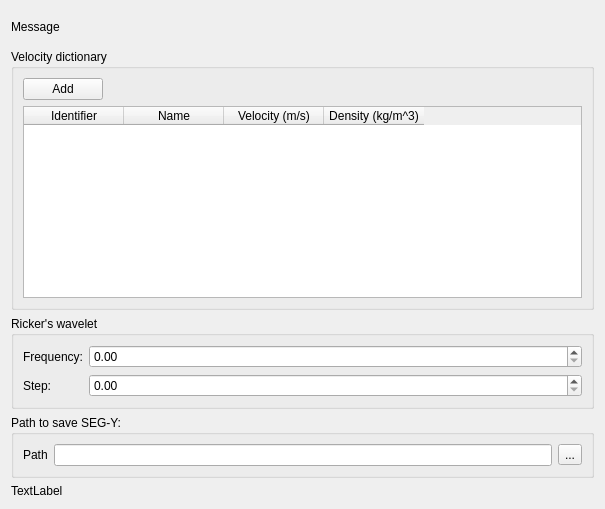
This is console/ProcessingPage.ui in feliperails/syntheticseis as Qt 5 draws it before an edit. The edited form follows.
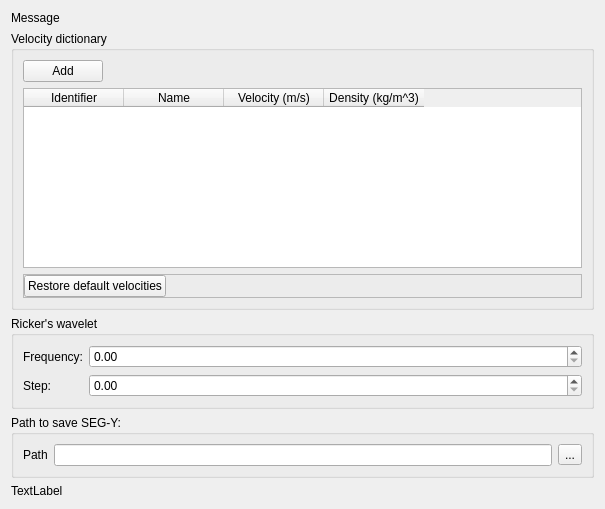
This is the edited form.

What changed in the file:
```diff
--- a/console/ProcessingPage.ui
+++ b/console/ProcessingPage.ui
@@ -84,6 +84,50 @@
         </column>
        </widget>
       </item>
+      <item>
+       <widget class="QFrame" name="frame">
+        <property name="frameShape">
+         <enum>QFrame::StyledPanel</enum>
+        </property>
+        <property name="frameShadow">
+         <enum>QFrame::Raised</enum>
+        </property>
+        <layout class="QHBoxLayout" name="horizontalLayout_3">
+         <property name="leftMargin">
+          <number>0</number>
+         </property>
+         <property name="topMargin">
+          <number>0</number>
+         </property>
+         <property name="rightMargin">
+          <number>0</number>
+         </property>
+         <property name="bottomMargin">
+          <number>0</number>
+         </property>
+         <item>
+          <widget class="QPushButton" name="restoreDefaultVelocitiesPushButton">
+           <property name="text">
+            <string>Restore default velocities</string>
+           </property>
+          </widget>
+         </item>
+         <item>
+          <spacer name="horizontalSpacer_2">
+           <property name="orientation">
+            <enum>Qt::Horizontal</enum>
+           </property>
+           <property name="sizeHint" stdset="0">
+            <size>
+             <width>426</width>
+             <height>20</height>
+            </size>
+           </property>
+          </spacer>
+         </item>
+        </layout>
+       </widget>
+      </item>
      </layout>
     </widget>
    </item>
```
